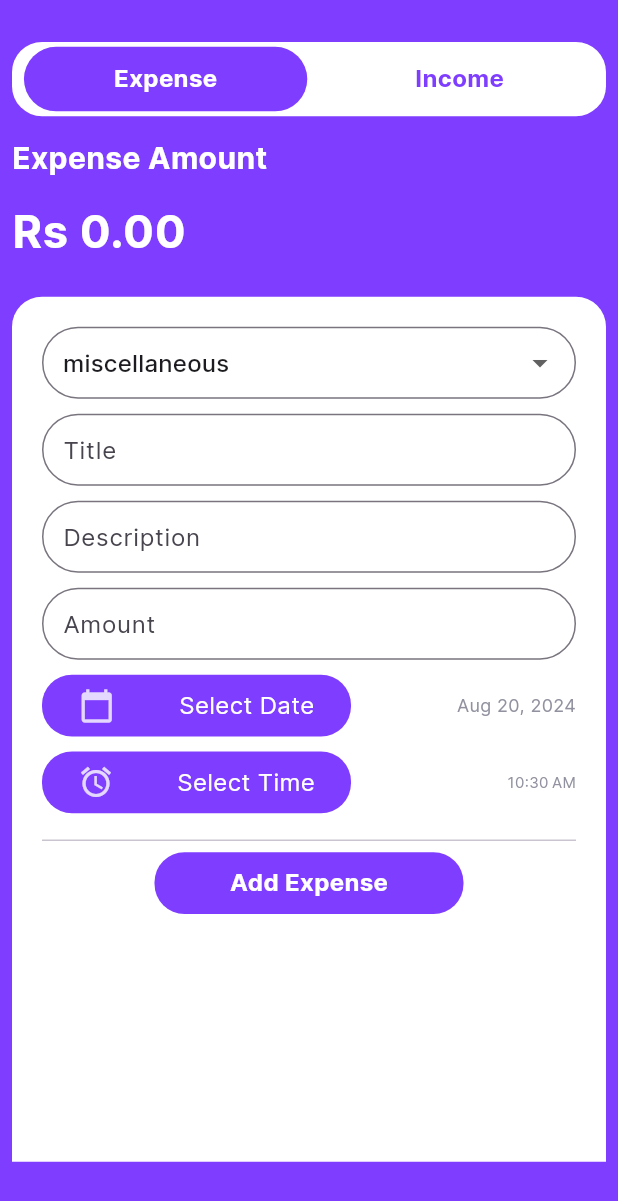
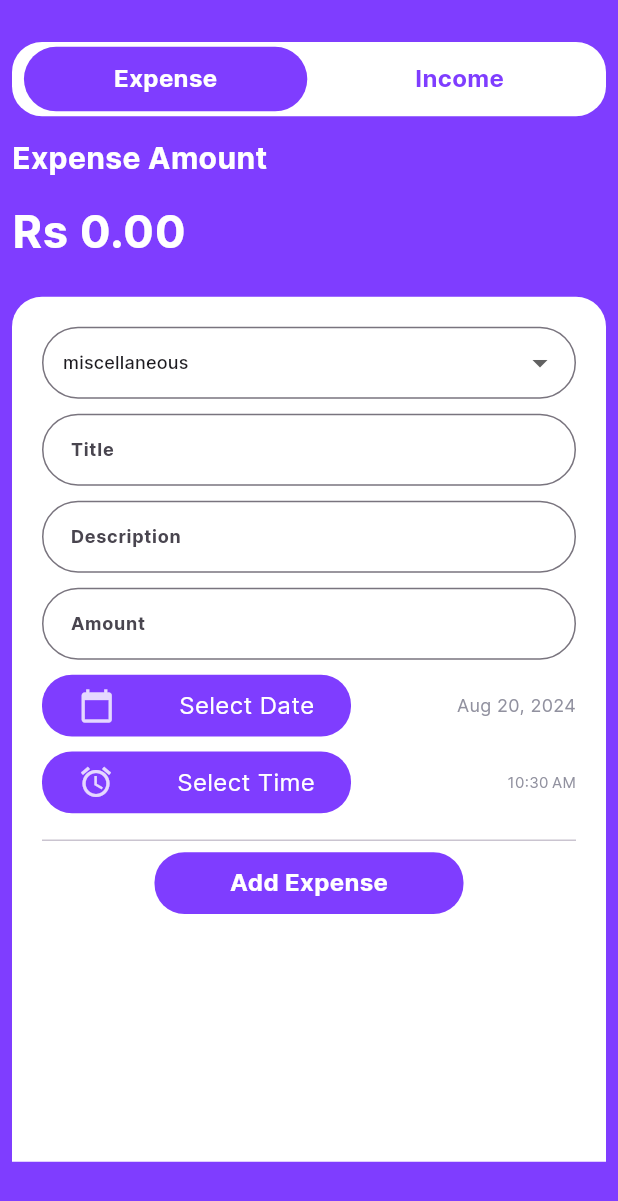
Before and after one commit to SandeepaCharith23/budget_buddy, a Flutter app: the AddnewScreen screen opened directly with empty values, on a phone screen of 412 x 824 dp. Shown: the top 1201 px of the screen. Run offline on Flutter 3.47's test engine with Material 3 defaults, Android fonts, the phone set to English and light mode, and no system bars; our stand-ins replace shared_preferences, smooth_page_indicator; accounts and stored records are empty.

```diff
--- a/lib/screens/addnew_screen.dart
+++ b/lib/screens/addnew_screen.dart
@@ -207,7 +207,12 @@ class _AddnewScreenState extends State<AddnewScreen> {
                                             value: category,
                                             alignment:
                                                 AlignmentDirectional.center,
-                                            child: Text(category.name),
+                                            child: Text(
+                                              category.name,
+                                              style: const TextStyle(
+                                                fontSize: 12,
+                                              ),
+                                            ),
                                           );
                                         }).toList()
                                       : IncomeCategory.values.map((category) {
@@ -215,7 +220,12 @@ class _AddnewScreenState extends State<AddnewScreen> {
                                             value: category,
                                             alignment:
                                                 AlignmentDirectional.center,
-                                            child: Text(category.name),
+                                            child: Text(
+                                              category.name,
+                                              style: const TextStyle(
+                                                fontSize: 12,
+                                              ),
+                                            ),
                                           );
                                         }).toList(),
                                   hint: const Text("Selected a category"),
@@ -248,14 +258,18 @@ class _AddnewScreenState extends State<AddnewScreen> {
                                 //title textfield
                                 TextFormField(
                                   controller: _titleController,
+                                  style: const TextStyle(
+                                    fontSize: 12,
+                                    fontWeight: FontWeight.bold,
+                                  ),
                                   decoration: InputDecoration(
                                     hintText: "Title",
                                     border: OutlineInputBorder(
                                       borderRadius: BorderRadius.circular(100),
                                     ),
                                     contentPadding: const EdgeInsets.symmetric(
-                                      vertical: 10,
-                                      horizontal: 10,
+                                      vertical: 15,
+                                      horizontal: 15,
                                     ),
                                   ),
                                 ),
@@ -267,14 +281,18 @@ class _AddnewScreenState extends State<AddnewScreen> {
                                 //Description textfield
                                 TextFormField(
                                   controller: _descriptionController,
+                                  style: const TextStyle(
+                                    fontSize: 12,
+                                    fontWeight: FontWeight.bold,
+                                  ),
                                   decoration: InputDecoration(
                                     hintText: "Description",
                                     border: OutlineInputBorder(
                                       borderRadius: BorderRadius.circular(100),
                                     ),
                                     contentPadding: const EdgeInsets.symmetric(
-                                      vertical: 10,
-                                      horizontal: 10,
+                                      vertical: 15,
+                                      horizontal: 15,
                                     ),
                                   ),
                                 ),
@@ -286,6 +304,10 @@ class _AddnewScreenState extends State<AddnewScreen> {
                                 //Amount textfield
                                 TextFormField(
                                   controller: _amountController,
+                                  style: const TextStyle(
+                                    fontSize: 12,
+                                    fontWeight: FontWeight.bold,
+                                  ),
                                   keyboardType: TextInputType.number,
                                   decoration: InputDecoration(
                                     hintText: "Amount",
@@ -293,8 +315,8 @@ class _AddnewScreenState extends State<AddnewScreen> {
                                       borderRadius: BorderRadius.circular(100),
                                     ),
                                     contentPadding: const EdgeInsets.symmetric(
-                                      vertical: 10,
-                                      horizontal: 10,
+                                      vertical: 15,
+                                      horizontal: 15,
                                     ),
                                   ),
                                 ),
```
Also changed, not shown: lib/screens/main_screen.dart (+12 -1 lines), lib/screens/transactions_screen.dart (+80 -2 lines), lib/services/expense_services.dart (+50 -0 lines), lib/widgets/expense_card.dart (added, +137 -0 lines).
